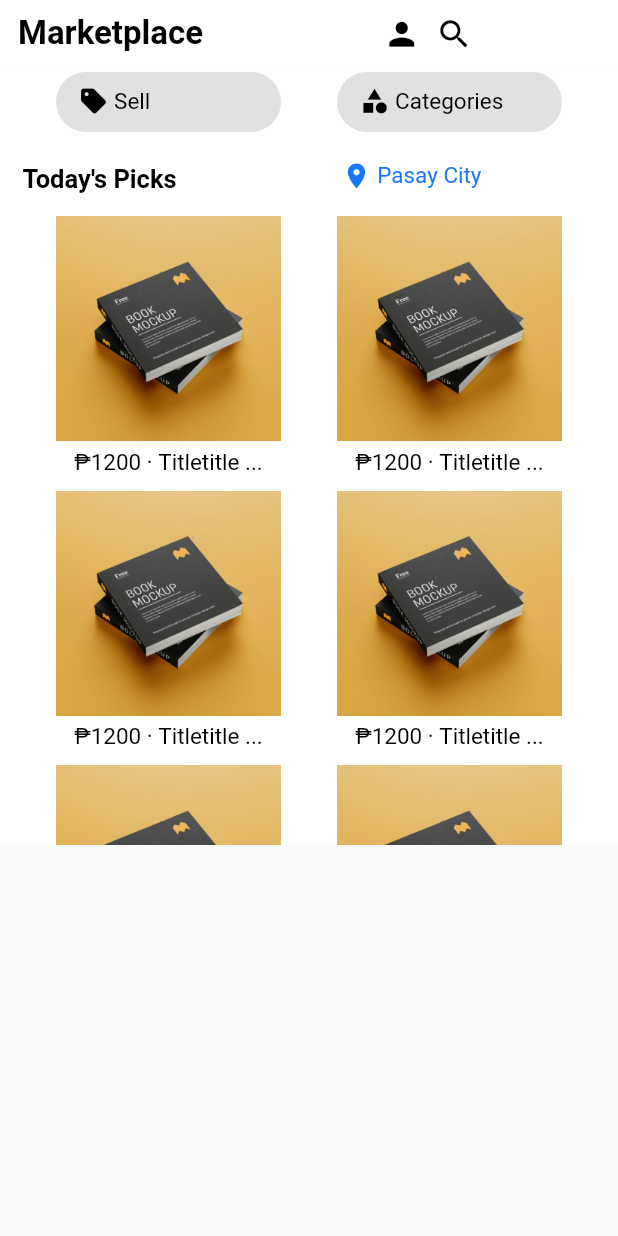
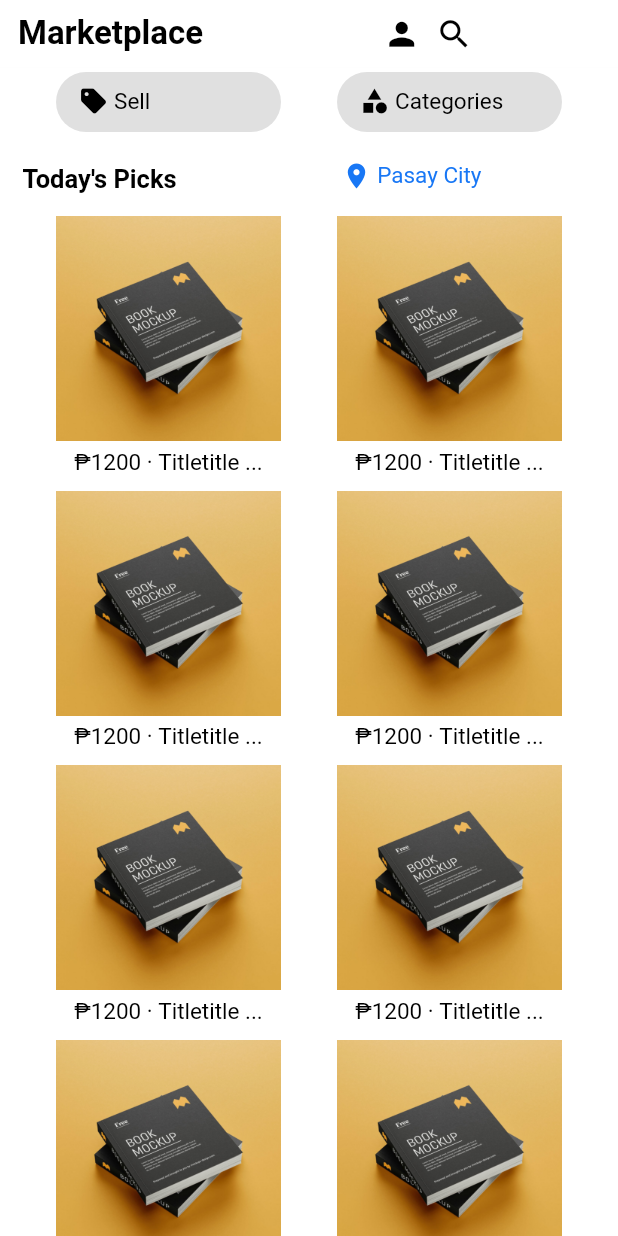
Before and after one commit to bocyej/Facebook-Mobile-UI-Mockup, a Flutter app: the MarketplacePage widget shown alone on an empty page, opened directly, on a phone screen of 412 x 824 dp. Run offline on Flutter 3.47's test engine with Material 2 defaults, Android fonts, the phone set to English and light mode, and no system bars; our stand-ins replace google_fonts.

Commit message:
wrapped in expanded to remove blank space

```diff
--- a/lib/pages/marketplace.dart
+++ b/lib/pages/marketplace.dart
@@ -13,9 +13,9 @@ class MarketplacePage extends StatelessWidget {
     return Column(
       children: [
         const MarketplaceAppBar(),
-        Container(
+        Expanded(
+          child: Container(
             color: Colors.white,
-          height: 518,
             child: ListView(
               scrollDirection: Axis.vertical,
               children: [
@@ -35,8 +35,8 @@ class MarketplacePage extends StatelessWidget {
                               width: 150,
                               height: 40,
                               decoration: BoxDecoration(
-                              borderRadius:
-                                  const BorderRadius.all(Radius.circular(24.0)),
+                                borderRadius: const BorderRadius.all(
+                                    Radius.circular(24.0)),
                                 color: Colors.grey.shade300,
                               ),
                               child: Row(
@@ -69,8 +69,8 @@ class MarketplacePage extends StatelessWidget {
                               width: 150,
                               height: 40,
                               decoration: BoxDecoration(
-                              borderRadius:
-                                  const BorderRadius.all(Radius.circular(24.0)),
+                                borderRadius: const BorderRadius.all(
+                                    Radius.circular(24.0)),
                                 color: Colors.grey.shade300,
                               ),
                               child: Row(
@@ -97,7 +97,7 @@ class MarketplacePage extends StatelessWidget {
                     ),
                     Row(
                       children: [
-                      Padding(padding: EdgeInsets.only(left: 15)),
+                        const Padding(padding: EdgeInsets.only(left: 15)),
                         const Text(
                           'Today\'s Picks',
                           style: TextStyle(
@@ -157,9 +157,24 @@ class MarketplacePage extends StatelessWidget {
                         ProductPosts(),
                       ],
                     ),
+                    Row(
+                      mainAxisAlignment: MainAxisAlignment.spaceEvenly,
+                      children: const [
+                        ProductPosts(),
+                        ProductPosts(),
+                      ],
+                    ),
+                    Row(
+                      mainAxisAlignment: MainAxisAlignment.spaceEvenly,
+                      children: const [
+                        ProductPosts(),
+                        ProductPosts(),
                       ],
                     ),
                   ],
+                ),
+              ],
+            ),
           ),
         ),
       ],
--- a/lib/pages/notificationpage.dart
+++ b/lib/pages/notificationpage.dart
@@ -19,9 +19,9 @@ class NotificationsPage extends StatelessWidget {
     return Column(
       children: [
         const NotificationsAppBar(),
-        Container(
+        Expanded(
+          child: Container(
             color: Colors.white,
-          height: 518,
             child: ListView(
               scrollDirection: Axis.vertical,
               children: [
@@ -104,6 +104,7 @@ class NotificationsPage extends StatelessWidget {
               ],
             ),
           ),
+        ),
       ],
     );
   }
```
Also changed, not shown: lib/pages/feedpage.dart (+7 -9 lines). Lines whose indentation alone changed are shown as unchanged.
